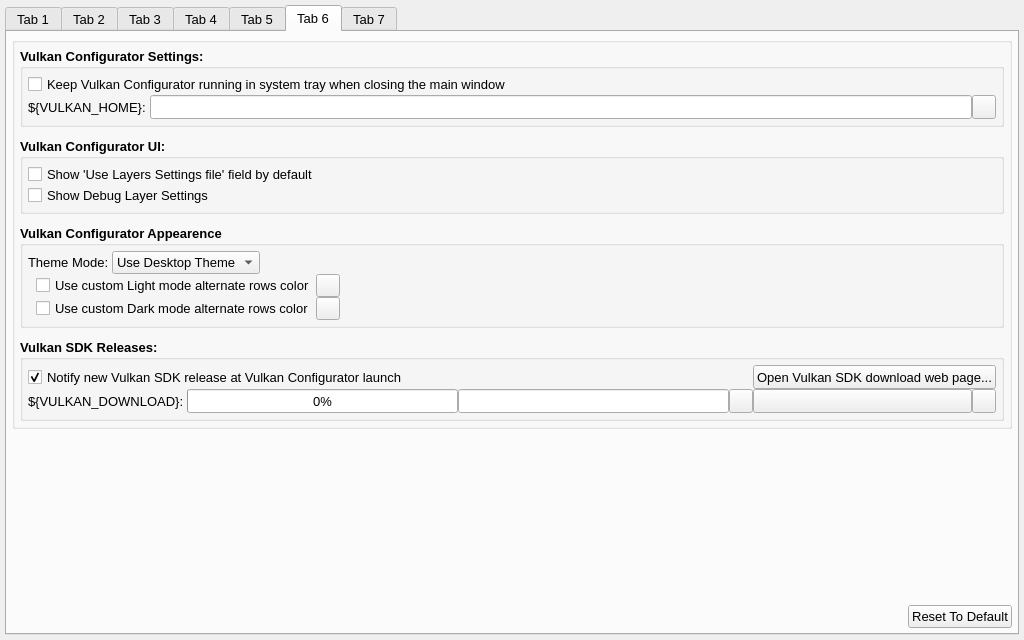
Before: the Qt Designer form vkconfig_gui/mainwindow.ui in LunarG/VulkanTools, drawn with Qt 5.
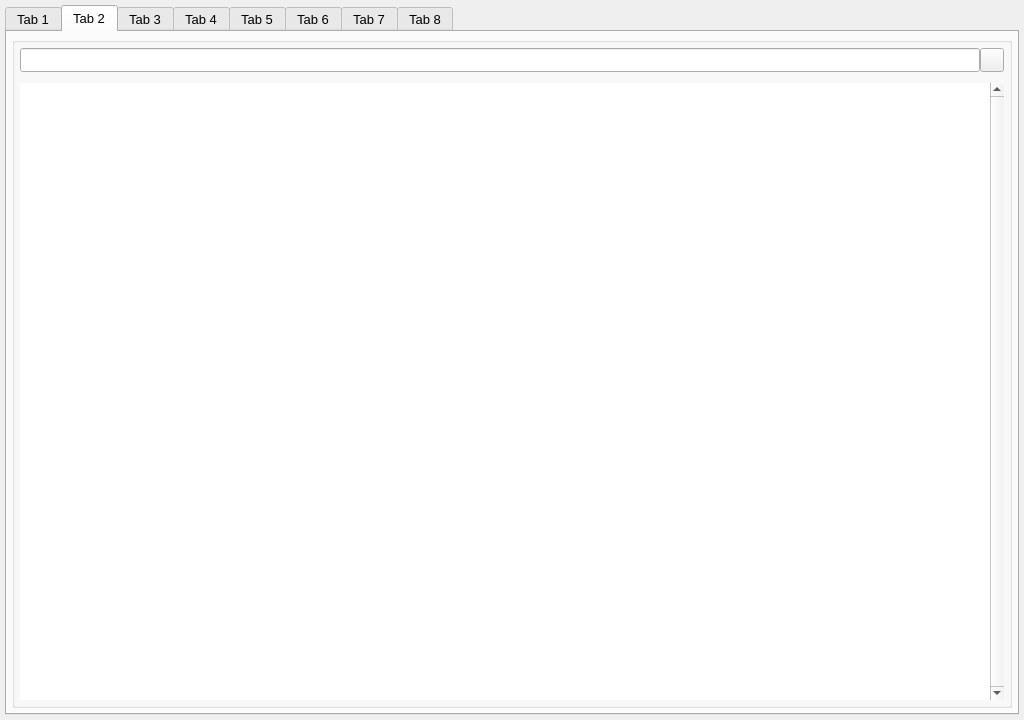
After: the same form once the commit is applied. Icons and pictures are not drawn.

Commit message: vkconfig: Add additional driver and driver selection

```diff
--- a/vkconfig_gui/mainwindow.ui
+++ b/vkconfig_gui/mainwindow.ui
@@ -7,7 +7,7 @@
     <x>0</x>
     <y>0</y>
     <width>1024</width>
-    <height>640</height>
+    <height>720</height>
    </rect>
   </property>
   <property name="sizePolicy">
@@ -78,7 +78,6 @@
        <font>
         <family>Arial</family>
         <pointsize>10</pointsize>
-        <weight>50</weight>
         <bold>false</bold>
        </font>
       </property>
@@ -92,7 +91,7 @@
        <enum>QTabWidget::Rounded</enum>
       </property>
       <property name="currentIndex">
-       <number>5</number>
+       <number>1</number>
       </property>
       <widget class="QWidget" name="tab_configurations">
        <property name="autoFillBackground">
@@ -734,6 +733,57 @@
                     </layout>
                    </widget>
                   </item>
+                  <item>
+                   <widget class="QGroupBox" name="configurations_group_box_driver">
+                    <property name="font">
+                     <font>
+                      <family>Arial</family>
+                      <pointsize>10</pointsize>
+                      <bold>true</bold>
+                     </font>
+                    </property>
+                    <property name="title">
+                     <string>Include Forced Vulkan Device:</string>
+                    </property>
+                    <property name="checkable">
+                     <bool>true</bool>
+                    </property>
+                    <property name="checked">
+                     <bool>false</bool>
+                    </property>
+                    <layout class="QHBoxLayout" name="horizontalLayout_15">
+                     <property name="leftMargin">
+                      <number>0</number>
+                     </property>
+                     <property name="topMargin">
+                      <number>0</number>
+                     </property>
+                     <property name="rightMargin">
+                      <number>0</number>
+                     </property>
+                     <property name="bottomMargin">
+                      <number>0</number>
+                     </property>
+                     <item>
+                      <widget class="QComboBox" name="configuration_driver_name">
+                       <property name="sizePolicy">
+                        <sizepolicy hsizetype="Expanding" vsizetype="Fixed">
+                         <horstretch>0</horstretch>
+                         <verstretch>0</verstretch>
+                        </sizepolicy>
+                       </property>
+                       <property name="font">
+                        <font>
+                         <family>Arial</family>
+                         <pointsize>10</pointsize>
+                         <bold>false</bold>
+                        </font>
+                       </property>
+                      </widget>
+                     </item>
+                    </layout>
+                   </widget>
+                  </item>
                   <item>
                    <widget class="QGroupBox" name="configurations_group_box_loader">
                     <property name="font">
@@ -1107,13 +1157,117 @@
         </item>
        </layout>
       </widget>
-      <widget class="QWidget" name="tab_layers">
-       <property name="autoFillBackground">
-        <bool>false</bool>
-       </property>
+      <widget class="QWidget" name="tab_driver">
        <attribute name="title">
         <string>Tab 2</string>
        </attribute>
+       <layout class="QVBoxLayout" name="verticalLayout_12">
+        <property name="spacing">
+         <number>0</number>
+        </property>
+        <property name="leftMargin">
+         <number>5</number>
+        </property>
+        <property name="topMargin">
+         <number>5</number>
+        </property>
+        <property name="rightMargin">
+         <number>5</number>
+        </property>
+        <property name="bottomMargin">
+         <number>5</number>
+        </property>
+        <item>
+         <widget class="QGroupBox" name="groupBox_10">
+          <property name="title">
+           <string/>
+          </property>
+          <layout class="QVBoxLayout" name="verticalLayout_18">
+           <property name="spacing">
+            <number>11</number>
+           </property>
+           <property name="leftMargin">
+            <number>5</number>
+           </property>
+           <property name="topMargin">
+            <number>5</number>
+           </property>
+           <property name="rightMargin">
+            <number>5</number>
+           </property>
+           <property name="bottomMargin">
+            <number>5</number>
+           </property>
+           <item>
+            <layout class="QHBoxLayout" name="horizontalLayout_16">
+             <property name="spacing">
+              <number>0</number>
+             </property>
+             <property name="topMargin">
+              <number>0</number>
+             </property>
+             <item>
+              <widget class="QLineEdit" name="driver_path_lineedit">
+               <property name="maximumSize">
+                <size>
+                 <width>16777215</width>
+                 <height>24</height>
+                </size>
+               </property>
+              </widget>
+             </item>
+             <item>
+              <widget class="QPushButton" name="driver_browse_button">
+               <property name="sizePolicy">
+                <sizepolicy hsizetype="Fixed" vsizetype="Fixed">
+                 <horstretch>0</horstretch>
+                 <verstretch>0</verstretch>
+                </sizepolicy>
+               </property>
+               <property name="minimumSize">
+                <size>
+                 <width>24</width>
+                 <height>24</height>
+                </size>
+               </property>
+               <property name="maximumSize">
+                <size>
+                 <width>24</width>
+                 <height>24</height>
+                </size>
+               </property>
+               <property name="toolTip">
+                <string>Append a user-defined driver path</string>
+               </property>
+               <property name="text">
+                <string/>
+               </property>
+              </widget>
+             </item>
+            </layout>
+           </item>
+           <item>
+            <widget class="QListWidget" name="driver_paths_list">
+             <property name="frameShape">
+              <enum>QFrame::Shape::NoFrame</enum>
+             </property>
+             <property name="verticalScrollBarPolicy">
+              <enum>Qt::ScrollBarPolicy::ScrollBarAlwaysOn</enum>
+             </property>
+            </widget>
+           </item>
+          </layout>
+         </widget>
+        </item>
+       </layout>
+      </widget>
+      <widget class="QWidget" name="tab_layers">
+       <property name="autoFillBackground">
+        <bool>false</bool>
+       </property>
+       <attribute name="title">
+        <string>Tab 3</string>
+       </attribute>
        <attribute name="toolTip">
         <string>Locate Vulkan Layers versions</string>
        </attribute>
@@ -1353,7 +1507,7 @@
         <bool>false</bool>
        </property>
        <attribute name="title">
-        <string>Tab 3</string>
+        <string>Tab 4</string>
        </attribute>
        <attribute name="toolTip">
         <string>Vulkan executable launcher</string>
@@ -2143,7 +2297,7 @@
         <bool>false</bool>
        </property>
        <attribute name="title">
-        <string>Tab 4</string>
+        <string>Tab 5</string>
        </attribute>
        <attribute name="toolTip">
         <string>Vulkan system diagnostic</string>
@@ -2559,7 +2713,7 @@
         <bool>false</bool>
        </property>
        <attribute name="title">
-        <string>Tab 5</string>
+        <string>Tab 6</string>
        </attribute>
        <attribute name="toolTip">
         <string>Vulkan documentation</string>
@@ -2665,7 +2819,7 @@
         <bool>false</bool>
        </property>
        <attribute name="title">
-        <string>Tab 6</string>
+        <string>Tab 7</string>
        </attribute>
        <layout class="QVBoxLayout" name="verticalLayout_24" stretch="0,0,0">
         <property name="spacing">
@@ -2719,7 +2873,6 @@
               <font>
                <family>Arial</family>
                <pointsize>10</pointsize>
-               <weight>75</weight>
                <bold>true</bold>
               </font>
              </property>
@@ -2760,7 +2913,6 @@
                  <font>
                   <family>Arial</family>
                   <pointsize>10</pointsize>
-                  <weight>50</weight>
                   <bold>false</bold>
                  </font>
                 </property>
@@ -2798,7 +2950,6 @@
                    <font>
                     <family>Arial</family>
                     <pointsize>10</pointsize>
-                    <weight>50</weight>
                     <bold>false</bold>
                    </font>
                   </property>
@@ -2828,7 +2979,6 @@
                    <font>
                     <family>Arial</family>
                     <pointsize>10</pointsize>
-                    <weight>50</weight>
                     <bold>false</bold>
                    </font>
                   </property>
@@ -2852,7 +3002,6 @@
                    <font>
                     <family>Arial</family>
                     <pointsize>10</pointsize>
-                    <weight>50</weight>
                     <bold>false</bold>
                    </font>
                   </property>
@@ -2872,7 +3021,6 @@
               <font>
                <family>Arial</family>
                <pointsize>10</pointsize>
-               <weight>75</weight>
                <bold>true</bold>
               </font>
              </property>
@@ -2907,7 +3055,6 @@
                  <font>
                   <family>Arial</family>
                   <pointsize>10</pointsize>
-                  <weight>50</weight>
                   <bold>false</bold>
                  </font>
                 </property>
@@ -2931,7 +3078,6 @@
                  <font>
                   <family>Arial</family>
                   <pointsize>10</pointsize>
-                  <weight>50</weight>
                   <bold>false</bold>
                  </font>
                 </property>
@@ -2952,7 +3098,6 @@
               <font>
                <family>Arial</family>
                <pointsize>10</pointsize>
-               <weight>75</weight>
                <bold>true</bold>
               </font>
              </property>
@@ -2998,7 +3143,6 @@
                    <font>
                     <family>Arial</family>
                     <pointsize>10</pointsize>
-                    <weight>50</weight>
                     <bold>false</bold>
                    </font>
                   </property>
@@ -3025,7 +3169,6 @@
                    <font>
                     <family>Arial</family>
                     <pointsize>10</pointsize>
-                    <weight>50</weight>
                     <bold>false</bold>
                    </font>
                   </property>
@@ -3097,7 +3240,6 @@
                    <font>
                     <family>Arial</family>
                     <pointsize>10</pointsize>
-                    <weight>50</weight>
                     <bold>false</bold>
                    </font>
                   </property>
@@ -3118,7 +3260,6 @@
                    <font>
                     <family>Arial</family>
                     <pointsize>10</pointsize>
-                    <weight>50</weight>
                     <bold>false</bold>
                    </font>
                   </property>
@@ -3152,7 +3293,6 @@
                    <font>
                     <family>Arial</family>
                     <pointsize>10</pointsize>
-                    <weight>50</weight>
                     <bold>false</bold>
                    </font>
                   </property>
@@ -3173,7 +3313,6 @@
                    <font>
                     <family>Arial</family>
                     <pointsize>10</pointsize>
-                    <weight>50</weight>
                     <bold>false</bold>
                    </font>
                   </property>
@@ -3206,7 +3345,6 @@
               <font>
                <family>Arial</family>
                <pointsize>10</pointsize>
-               <weight>75</weight>
                <bold>true</bold>
               </font>
              </property>
@@ -3278,7 +3416,6 @@
                      <font>
                       <family>Arial</family>
                       <pointsize>10</pointsize>
-                      <weight>50</weight>
                       <bold>false</bold>
                      </font>
                     </property>
@@ -3305,7 +3442,6 @@
                      <font>
                       <family>Arial</family>
                       <pointsize>10</pointsize>
-                      <weight>50</weight>
                       <bold>false</bold>
                      </font>
                     </property>
@@ -3332,7 +3468,6 @@
                      <font>
                       <family>Arial</family>
                       <pointsize>10</pointsize>
-                      <weight>50</weight>
                       <bold>false</bold>
                      </font>
                     </property>
@@ -3356,7 +3491,6 @@
                      <font>
                       <family>Arial</family>
                       <pointsize>10</pointsize>
-                      <weight>50</weight>
                       <bold>false</bold>
                      </font>
                     </property>
@@ -3385,7 +3519,6 @@
                    <font>
                     <family>Arial</family>
                     <pointsize>10</pointsize>
-                    <weight>50</weight>
                     <bold>false</bold>
                    </font>
                   </property>
@@ -3423,7 +3556,6 @@
                      <font>
                       <family>Arial</family>
                       <pointsize>10</pointsize>
-                      <weight>50</weight>
                       <bold>false</bold>
                      </font>
                     </property>
@@ -3476,7 +3608,6 @@
                      <font>
                       <family>Arial</family>
                       <pointsize>10</pointsize>
-                      <weight>50</weight>
                       <bold>false</bold>
                      </font>
                     </property>
@@ -3506,7 +3637,6 @@
                      <font>
                       <family>Arial</family>
                       <pointsize>10</pointsize>
-                      <weight>50</weight>
                       <bold>false</bold>
                      </font>
                     </property>
@@ -3597,7 +3727,7 @@
         </size>
        </property>
        <attribute name="title">
-        <string>Tab 7</string>
+        <string>Tab 8</string>
        </attribute>
        <attribute name="toolTip">
         <string>About Vulkan Configurator</string>
```
Left out of the diff: 167 changed lines with no effect on the pictures. The commit also changes 24 other files.
